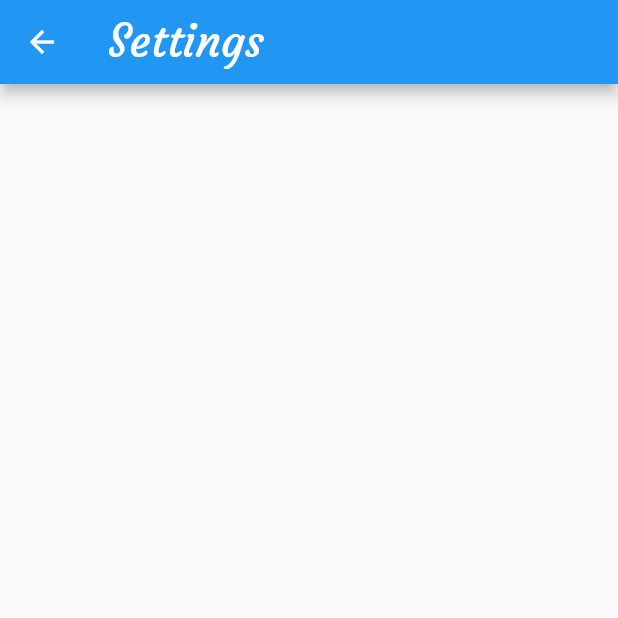
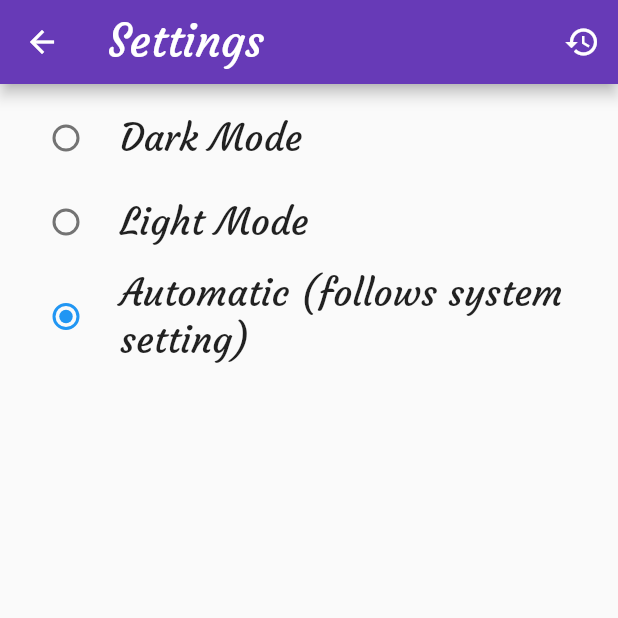
Before and after one commit to PattyCoding123/mobile_motivation, a Flutter app: the SettingsPage screen opened by its route, on a phone screen of 412 x 824 dp, the top half of it. Run offline on Flutter 3.47's test engine with Material 2 defaults, Android fonts, the phone set to English and light mode, and no system bars; our stand-ins replace bloc, cloud_firestore, equatable, firebase_auth, firebase_core, flutter_bloc and 2 more; accounts and stored records are empty; network calls fail.

Commit message:
step-15 Major revisions. Successfully implemeted the Preferences models with the Preferences Bloc that delegates the control of the app's themes to the application itself. Created a settings page which allows users to change the theme of the application and as well as to reset the preferences of the themes. Added more documentation to auth_bloc.dart and more. Changed home_view.dart to include the new MenuAction enum types which include a settings selection and a logout selection.

```diff
--- a/lib/enums/menu_action.dart
+++ b/lib/enums/menu_action.dart
@@ -1 +1,2 @@
-enum MenuAction { logout }
+// Here are the enum values for the MenuAction data type.
+enum MenuAction { settings, logout }
--- a/lib/models/preferences.dart
+++ b/lib/models/preferences.dart
@@ -21,8 +21,7 @@ class Preferences {
   // be used to control the app's themes when the user is in the app.)
   final ThemeMode themeMode;
 
-  // Constructor which initializes this Preferences' theme mode
-  // which is
+  // Constructor which initializes this Preferences' theme mode member.
   Preferences(this.themeMode);
 
   // In the case there are no system preferences already stored,
@@ -35,18 +34,27 @@ class Preferences {
   }
 
   // In the case there are system preferences already stored,
-  // they are already stored in the form of a json object which
+  // they are already stored in the form of a json object which.
   factory Preferences.fromJson(json) => _$PreferencesFromJson(
         Map<String, dynamic>.from(
           json,
         ),
       );
 
+  // Method to copy and return a Preferences object that
+  // is initialized with the input theme
+  Preferences copyWith(
+    ThemeMode? themeMode,
+  ) {
+    return Preferences(themeMode ?? this.themeMode);
+  }
+
   // toJson method that will convert a Preferences object into a json object.
   Map<String, dynamic> toJson() => _$PreferencesToJson(
         this,
       );
 
+  // Comparison operator for Preferences to check if they are the same.
   @override
   bool operator ==(Object other) {
     return identical(
@@ -56,11 +64,16 @@ class Preferences {
         (other is Preferences && themeMode == other.themeMode);
   }
 
+  // Testing purposes, to check which theme mode is being pulled
+  // from the Preferences.
   @override
   String toString() {
     return 'Preferences($themeMode)';
   }
 
+  // When overriding the == operator, it is standard to override the
+  // get hashCode operator match what will be associated when comparing
+  // Preference objects.
   @override
   int get hashCode => themeMode.hashCode;
 }
--- a/lib/services/system/cubit/preferences_cubit.dart
+++ b/lib/services/system/cubit/preferences_cubit.dart
@@ -2,8 +2,9 @@ import 'package:bloc/bloc.dart';
 import 'package:mobile_motivation/models/preferences.dart';
 import 'package:mobile_motivation/services/system/preferences_service.dart';
 
-// Fluttter Bloc to control night and day themes
+// Flutter Bloc to control night and day themes
 class PreferencesCubit extends Cubit<Preferences> {
+  // Private Preferences member
   final PreferencesService _service;
 
   PreferencesCubit(
@@ -18,6 +19,7 @@ class PreferencesCubit extends Cubit<Preferences> {
     emit(preferences);
   }
 
+  // The Bloc will call the clear function
   Future<void> deleteAllPreferences() async {
     await _service.clear();
     emit(
--- a/lib/services/system/preferences_service.dart
+++ b/lib/services/system/preferences_service.dart
@@ -2,6 +2,9 @@ import 'dart:convert';
 import 'package:shared_preferences/shared_preferences.dart';
 import 'package:mobile_motivation/models/preferences.dart';
 
+// The PreferencesService class is what we will use to implement
+// the shared_preferences plugin with out Preferences objects for the
+// theme modes.
 abstract class PreferencesService {
   Preferences get();
   Future<void> set(
@@ -10,18 +13,24 @@ abstract class PreferencesService {
   Future<void> clear();
 }
 
-class MyPreferencesService implements PreferencesService {
+// Here is the main implementation of Preferences Service class.
+class MainPreferencesService implements PreferencesService {
   // Key needed to utilize the shared_preferences plugin
   static const prefsKey = 'prefs';
 
-  // shared_preferences member - responsible for saving the users
+  // private shared_preferences member - responsible for saving the users
   // preferences in the file system of their device
   final SharedPreferences _sharedPreferences;
 
-  MyPreferencesService(
+  // Constructor of the Preferences Service class that will initialize the
+  // private shared preferences member of the object.
+  MainPreferencesService(
     this._sharedPreferences,
   );
 
+  // The clear() function will call the currently initialized shared preferences
+  // object in order to clear all the users currently saved preferences for
+  // the application.
   @override
   Future<void> clear() async {
     _sharedPreferences.clear();
@@ -48,6 +57,8 @@ class MyPreferencesService implements PreferencesService {
   }
 
   /// Stores the entire Preferences json as a string under [prefsKey]
+  /// which we can then retrieve later whenever the user opens
+  /// the application.
   @override
   Future<void> set(Preferences preferences) async {
     final data = jsonEncode(
--- a/lib/views/main_ui/settings_view.dart
+++ b/lib/views/main_ui/settings_view.dart
@@ -4,13 +4,18 @@ import 'package:mobile_motivation/constants/font_constants.dart';
 import 'package:mobile_motivation/models/preferences.dart';
 import 'package:mobile_motivation/services/system/cubit/preferences_cubit.dart';
 
-class SettingsPage extends StatelessWidget {
+class SettingsPage extends StatefulWidget {
   const SettingsPage({Key? key}) : super(key: key);
 
   @override
+  State<SettingsPage> createState() => _SettingsPageState();
+}
+
+class _SettingsPageState extends State<SettingsPage> {
+  @override
   Widget build(BuildContext context) {
     return BlocBuilder<PreferencesCubit, Preferences>(
-      builder: (context, state) {
+      builder: (context, preferences) {
         return Scaffold(
           appBar: AppBar(
             title: const Text(
@@ -20,9 +25,96 @@ class SettingsPage extends StatelessWidget {
                 fontSize: 30.0,
               ),
             ),
+            automaticallyImplyLeading: true,
+            actions: <Widget>[
+              IconButton(
+                onPressed:
+                    context.read<PreferencesCubit>().deleteAllPreferences,
+                icon: const Icon(
+                  Icons.restore,
+                ),
+              )
+            ],
+          ),
+          body: ListView(
+            children: [
+              _buildThemeSelectionSettings(
+                preferences,
+                context,
+              ),
+            ],
           ),
         );
       },
     );
   }
+
+  Widget _buildThemeSelectionSettings(
+    Preferences preferences,
+    BuildContext context,
+  ) {
+    return Padding(
+      padding: const EdgeInsets.all(
+        8.0,
+      ),
+      child: Column(
+        children: <Widget>[
+          RadioListTile<ThemeMode>(
+            title: const Text(
+              "Dark Mode",
+              style: TextStyle(
+                fontFamily: courgetteFamily,
+                fontSize: 25.0,
+              ),
+            ),
+            value: ThemeMode.dark,
+            groupValue: preferences.themeMode,
+            onChanged: (_) {
+              context.read<PreferencesCubit>().changePreferences(
+                    preferences.copyWith(
+                      ThemeMode.dark,
+                    ),
+                  );
+            },
+          ),
+          RadioListTile<ThemeMode>(
+            title: const Text(
+              "Light Mode",
+              style: TextStyle(
+                fontFamily: courgetteFamily,
+                fontSize: 25.0,
+              ),
+            ),
+            value: ThemeMode.light,
+            groupValue: preferences.themeMode,
+            onChanged: (_) {
+              context.read<PreferencesCubit>().changePreferences(
+                    preferences.copyWith(
+                      ThemeMode.light,
+                    ),
+                  );
+            },
+          ),
+          RadioListTile<ThemeMode>(
+            title: const Text(
+              "Automatic (follows system setting)",
+              style: TextStyle(
+                fontFamily: courgetteFamily,
+                fontSize: 25.0,
+              ),
+            ),
+            value: ThemeMode.system,
+            groupValue: preferences.themeMode,
+            onChanged: (_) {
+              context.read<PreferencesCubit>().changePreferences(
+                    preferences.copyWith(
+                      ThemeMode.system,
+                    ),
+                  );
+            },
+          ),
+        ],
+      ),
+    );
+  }
 }
--- a/lib/views/main_ui/show_quote_view.dart
+++ b/lib/views/main_ui/show_quote_view.dart
@@ -80,7 +80,6 @@ class ShowQuoteView extends StatelessWidget {
                         content: Text(
                           'Added to your favorite quotes',
                           style: TextStyle(
-                            color: Colors.white,
                             fontSize: 20.0,
                           ),
                         ),
```
Also changed, not shown: lib/main.dart (+24 -3 lines), lib/services/auth/authBloc/auth_bloc.dart (+171 -79 lines), lib/views/main_ui/home_view.dart (+19 -5 lines).
